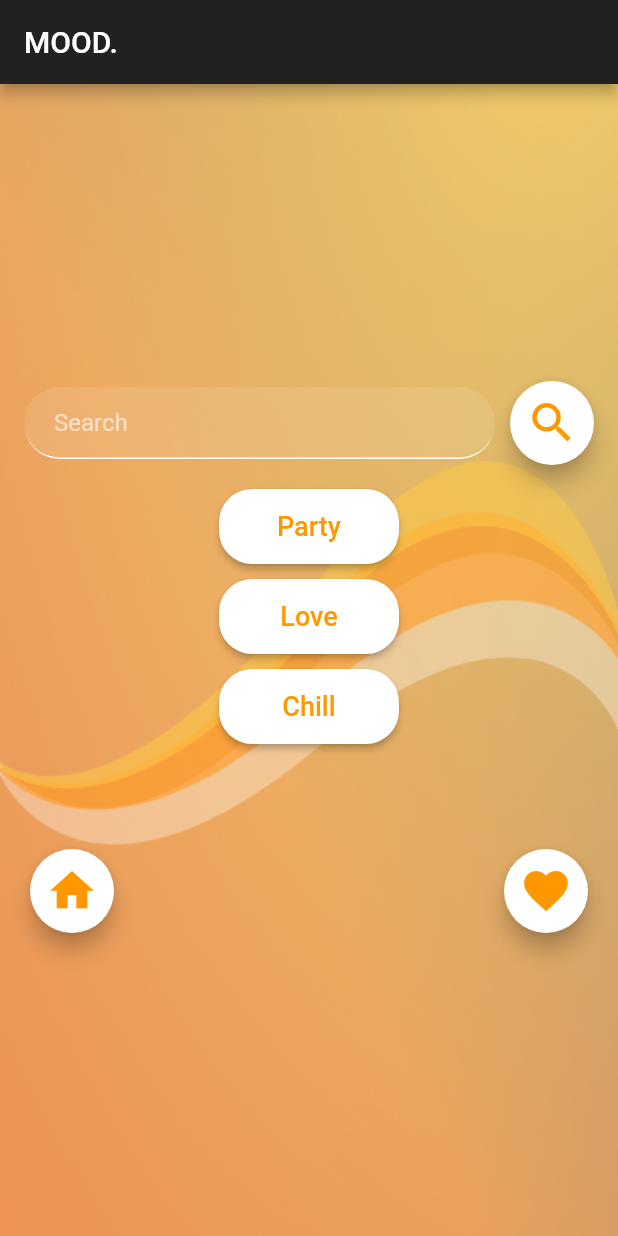
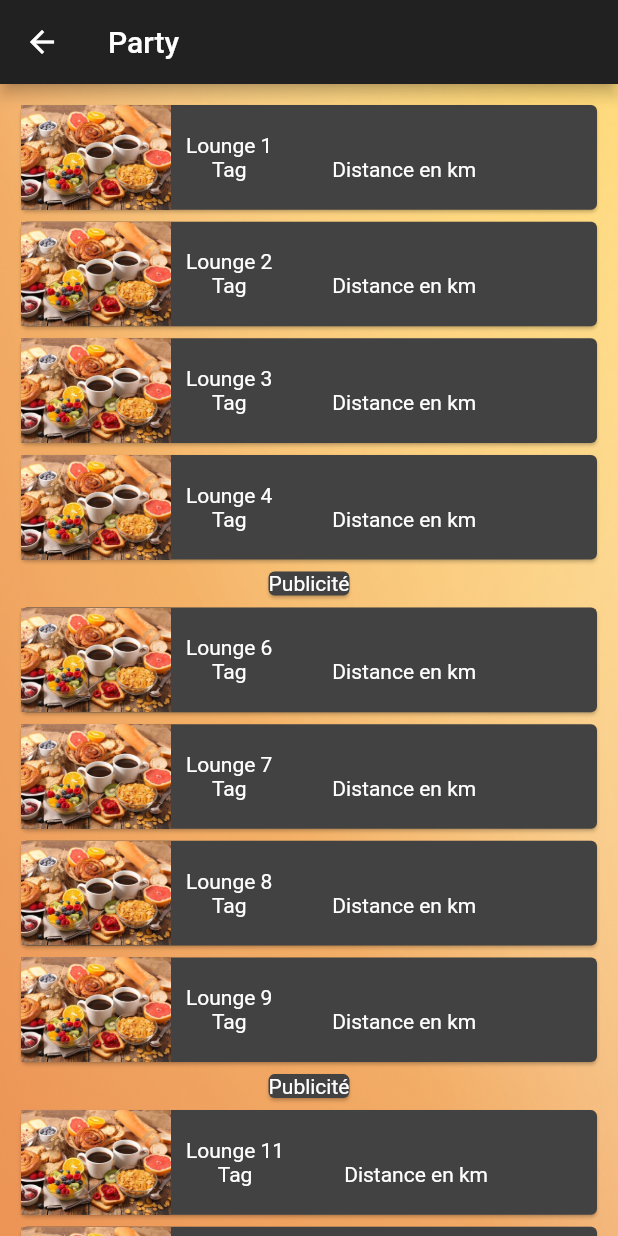
Before and after one commit to DogodaDozo/Cristal-App, a Flutter app: the SearchScreen screen opened directly, after a tap on "Party", on a phone screen of 412 x 824 dp. Run offline on Flutter 3.47's test engine with Material 2 defaults, Android fonts, the phone set to English and light mode, and no system bars.

Commit message:
Add of the list
Add of the items' list and the beginning of the details screen UI.

```diff
--- /dev/null
+++ b/app/lib/list_item.dart
@@ -0,0 +1,52 @@
+import 'package:app/item_details.dart';
+import 'package:flutter/material.dart';
+
+class ListItem extends StatelessWidget {
+  final List<String> _itemsNames;
+
+  ListItem(this._itemsNames);
+
+  @override
+  Widget build(BuildContext context) {
+    return Column(
+      children: _itemsNames
+          .map(
+            (elt) => Container(
+              child: GestureDetector(
+                child: Card(
+                  child: elt == "Publicité"
+                      ? Text(elt)
+                      : Row(
+                          children: [
+                            Flexible(
+                              child: Image.asset(
+                                'assets/food.jpg',
+                                width: 100.0,
+                              ),
+                            ),
+                            SizedBox(width: 10.0),
+                            Column(children: [
+                              Text(elt),
+                              Text('Tag'),
+                            ]),
+                            SizedBox(width: 40.0),
+                            Column(
+                              children: [Text(''), Text('Distance en km')],
+                            ),
+                          ],
+                        ),
+                ),
+                onTap: () {
+                  print(elt);
+                  Navigator.push(
+                    context,
+                    MaterialPageRoute(builder: (context) => ItemDetails(itemName: Text(elt))),
+                  );
+                },
+              ),
+            ),
+          )
+          .toList(),
+    );
+  }
+}
--- /dev/null
+++ b/app/lib/list_manager.dart
@@ -0,0 +1,62 @@
+import 'package:flutter/material.dart';
+
+import './list_item.dart';
+
+class ListManager extends StatefulWidget {
+  final String listName;
+
+  ListManager({this.listName = ''});
+
+  @override
+  State<StatefulWidget> createState() {
+    return _ListManagerState();
+  }
+}
+
+class _ListManagerState extends State<ListManager> {
+  String _listName = '';
+  List<String> _itemList = [];
+
+  void fillItemList() {
+    for (int i = 1; i < 16; i++) {
+      if (i % 5 == 0) {
+        _itemList.add('Publicité');
+      } else {
+        _itemList.add('Lounge $i');
+      }
+    }
+  }
+
+  @override
+  void initState() {
+    _listName = widget.listName;
+    fillItemList();
+    super.initState();
+  }
+
+  @override
+  Widget build(BuildContext context) {
+    return Container(
+      decoration: BoxDecoration(
+        image: DecorationImage(
+          image: AssetImage("assets/fond_sans_logo.png"),
+          fit: BoxFit.cover,
+        ),
+      ),
+      child: Scaffold(
+        backgroundColor: Colors.transparent,
+        appBar: AppBar(
+          title: Text(_listName),
+        ),
+        body: ListView(
+          children: [
+            Container(
+              margin: EdgeInsets.all(10.0),
+              child: ListItem(_itemList),
+            ),
+          ],
+        ),
+      ),
+    );
+  }
+}
--- a/app/lib/loading_screen.dart
+++ b/app/lib/loading_screen.dart
@@ -13,7 +13,7 @@ class LoadingScreen extends StatelessWidget {
     const oneSec = const Duration(seconds: 1);
     _timer = new Timer.periodic(oneSec, (Timer timer) {
       if (_start == 0) {
-        // Navigator.pop(_context!);
+        Navigator.pop(_context!);
         Navigator.push(
           _context!,
           MaterialPageRoute(builder: (context) => SearchScreen()),
--- a/app/pubspec.yaml
+++ b/app/pubspec.yaml
@@ -49,6 +49,7 @@ flutter:
      - assets/food.jpg
      - assets/loading_screen.png
      - assets/fond.png
+     - assets/fond_sans_logo.png
 
   # An image asset can refer to one or more resolution-specific "variants", see
   # https://flutter.dev/assets-and-images/#resolution-aware.
```
Also changed, not shown: app/lib/item_details.dart (added, +93 -0 lines), app/lib/search_screen.dart (+42 -4 lines), app/assets/fond_sans_logo.png (added).
